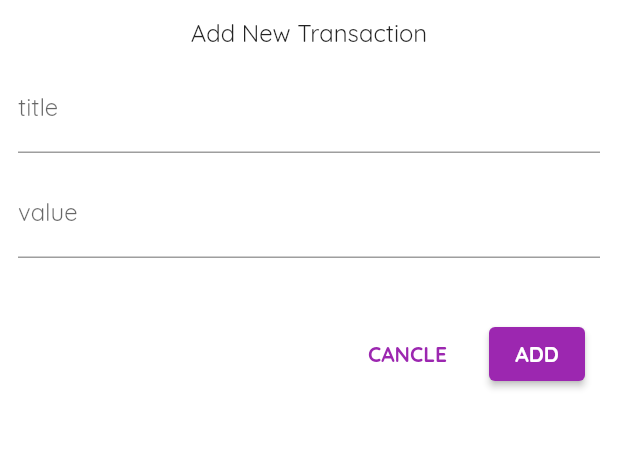
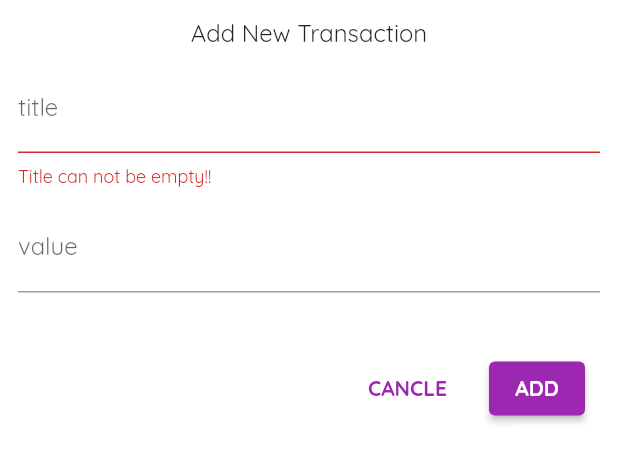
Before and after one commit to hosseinvejdani/simple_expenses_planner_en, a Flutter app: the NewTransactionForm widget shown alone on an empty page, opened directly with empty values, after a tap on "ADD", on a phone screen of 412 x 824 dp. Shown: the top 462 px of the screen. Run offline on Flutter 3.47's test engine with Material 2 defaults, Android fonts, the phone set to English and light mode, and no system bars.

Commit message:
add validator to form

```diff
--- a/lib/widgets/home_page.dart
+++ b/lib/widgets/home_page.dart
@@ -19,7 +19,10 @@ class _HomePageState extends State<HomePage> {
       context: context,
       builder: (context) {
         return NewTransactionForm(
-            height: 600, newTransactionHandler: _addNewTransaction);
+          height: 600,
+          newTransactionHandler: _addNewTransaction,
+          cancleButtonHandler: _cancleAddingNewTransaction,
+        );
       },
     );
   }
@@ -35,6 +38,10 @@ class _HomePageState extends State<HomePage> {
     setState(() {
       _transactions.add(newTx);
     });
+    Navigator.of(context).pop();
+  }
+
+  void _cancleAddingNewTransaction() {
     Navigator.of(context).pop();
   }
 
--- a/lib/widgets/new_transaction_form.dart
+++ b/lib/widgets/new_transaction_form.dart
@@ -3,17 +3,58 @@ import 'package:flutter/material.dart';
 class NewTransactionForm extends StatefulWidget {
   final double height;
   final Function newTransactionHandler;
-  const NewTransactionForm(
-      {required this.newTransactionHandler, required this.height, Key? key})
-      : super(key: key);
+  final VoidCallback cancleButtonHandler;
+  const NewTransactionForm({
+    required this.cancleButtonHandler,
+    required this.newTransactionHandler,
+    required this.height,
+    Key? key,
+  }) : super(key: key);
 
   @override
   State<NewTransactionForm> createState() => _NewTransactionFormState();
 }
 
 class _NewTransactionFormState extends State<NewTransactionForm> {
-  final titleController = TextEditingController();
-  final valueController = TextEditingController();
+  final _titleController = TextEditingController();
+  final _valueController = TextEditingController();
+
+  bool _isValidTitle = true;
+  bool _isValidValue = true;
+
+  void _submitData() {
+    if (_isValidData()) {
+      widget.newTransactionHandler({
+        'title': _titleController.text,
+        'value': double.parse(_valueController.text),
+      });
+    }
+  }
+
+  bool _isValidData() {
+    if (_titleController.text.isEmpty) {
+      setState(() {
+        _isValidTitle = false;
+      });
+      return false;
+    } else if (_valueController.text.isEmpty) {
+      setState(() {
+        _isValidValue = false;
+      });
+      return false;
+    }
+
+    final enteredAmount = double.parse(_valueController.text);
+
+    if (enteredAmount <= 0) {
+      setState(() {
+        _isValidValue = false;
+      });
+      return false;
+    }
+
+    return true;
+  }
 
   @override
   Widget build(BuildContext context) {
@@ -34,9 +75,9 @@ class _NewTransactionFormState extends State<NewTransactionForm> {
           ),
           TextField(
             decoration: InputDecoration(
-              labelText: 'title',
-            ),
-            controller: titleController,
+                labelText: 'title',
+                errorText: _isValidTitle ? null : 'Title can not be empty!!'),
+            controller: _titleController,
           ),
           SizedBox(
             height: 10,
@@ -44,8 +85,11 @@ class _NewTransactionFormState extends State<NewTransactionForm> {
           TextField(
             decoration: InputDecoration(
               labelText: 'value',
+              errorText: _isValidValue
+                  ? null
+                  : 'Value can not be empty, zero of negative number!!',
             ),
-            controller: valueController,
+            controller: _valueController,
           ),
           SizedBox(
             height: 40,
@@ -54,7 +98,7 @@ class _NewTransactionFormState extends State<NewTransactionForm> {
             mainAxisAlignment: MainAxisAlignment.end,
             children: [
               TextButton(
-                  onPressed: () {},
+                  onPressed: widget.cancleButtonHandler,
                   child: Text(
                     'CANCLE',
                     style: TextStyle(fontWeight: FontWeight.bold),
@@ -63,10 +107,7 @@ class _NewTransactionFormState extends State<NewTransactionForm> {
                 width: 20,
               ),
               ElevatedButton(
-                onPressed: () => widget.newTransactionHandler({
-                  'title': titleController.text,
-                  'value': double.parse(valueController.text),
-                }),
+                onPressed: _submitData,
                 child: Text(
                   'ADD',
                   style: TextStyle(fontWeight: FontWeight.bold),
```
